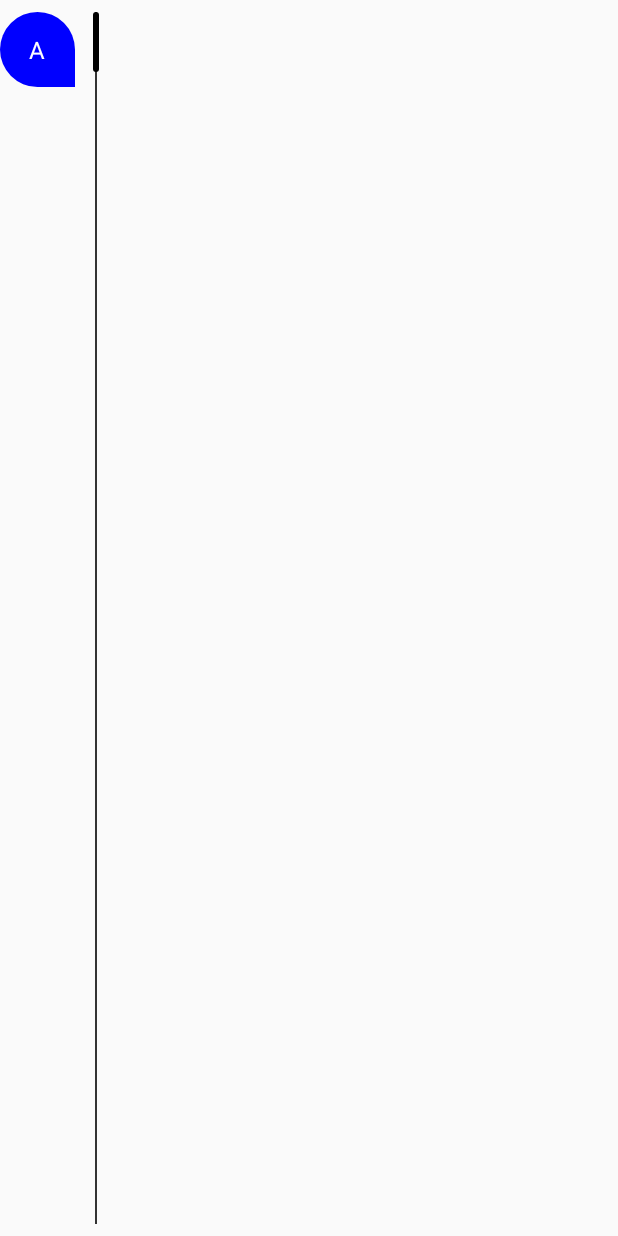
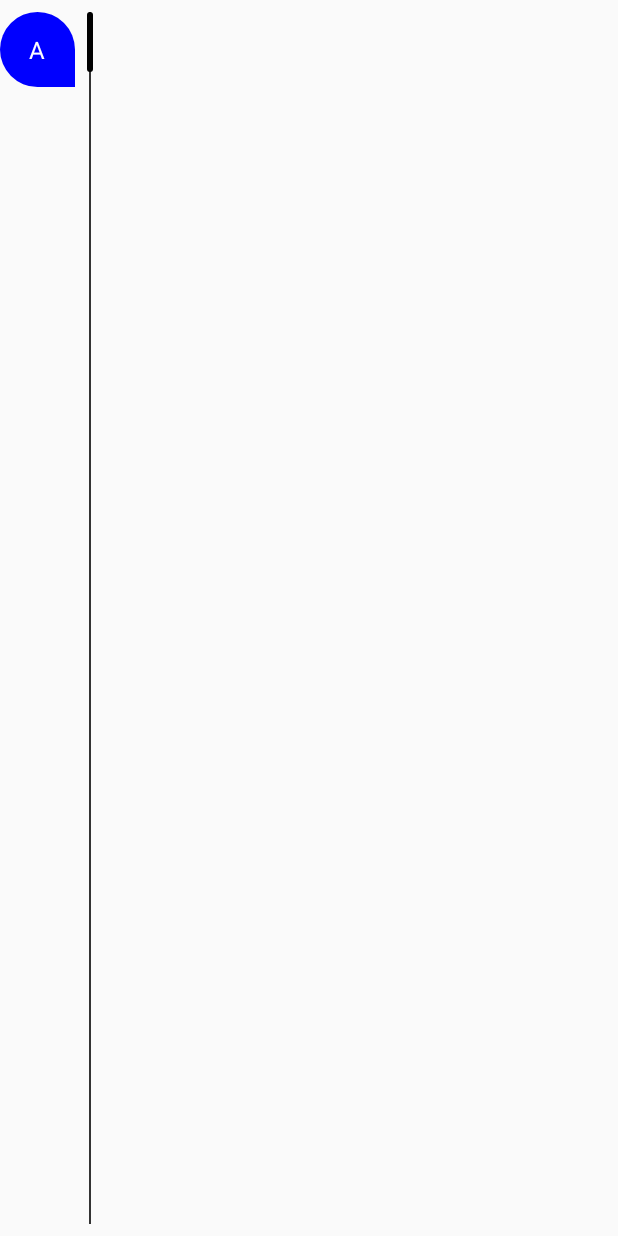
Before and after one commit to tkdgusl94/LvFastScroll, an Android app: the layout layout_scroller.xml on its own in the app's theme, with its tools: preview values and no code run, on a phone screen of 412 x 824 dp. Run offline under Robolectric (Android 15) with nearby library versions, the phone set to English and light mode, and no system bars.

Commit message:
marginEnd 4dp 제거

```diff
--- a/lvFastScroll/src/main/res/layout/layout_scroller.xml
+++ b/lvFastScroll/src/main/res/layout/layout_scroller.xml
@@ -49,7 +49,6 @@
             android:id="@+id/cl_bubble"
             android:layout_width="wrap_content"
             android:layout_height="wrap_content"
-            android:layout_marginEnd="4dp"
             android:paddingVertical="8dp"
             android:visibility="gone"
             app:layout_constraintTop_toTopOf="parent"
```
